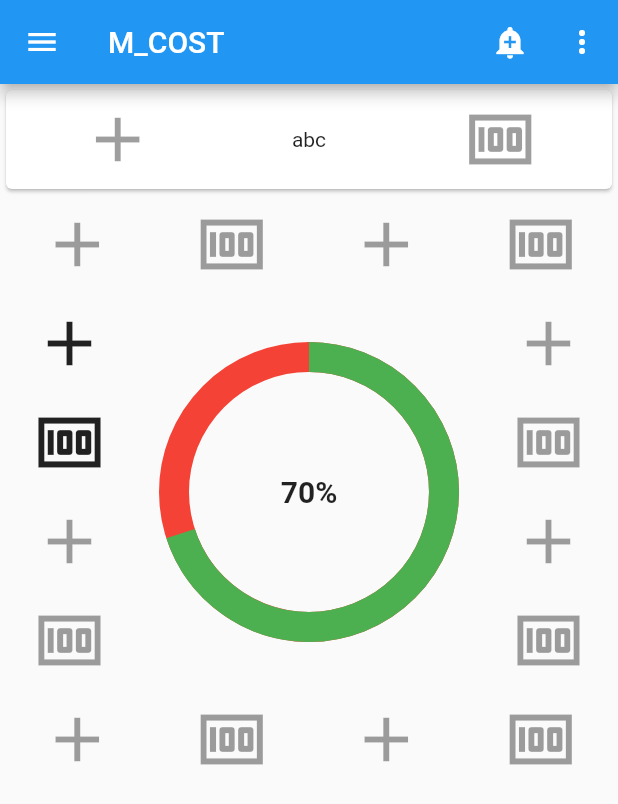
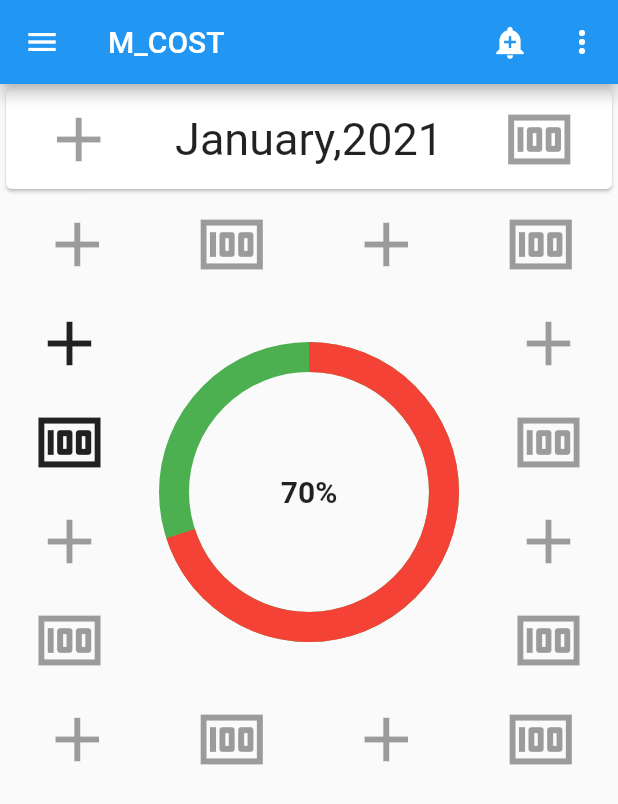
Before and after one commit to Ashik1310102/Month_Cost_Flutter_Practice, a Flutter app: the screen it shows after launch, on a phone screen of 412 x 824 dp. Shown: the top 804 px of the screen. Run offline on Flutter 3.47's test engine with Material 2 defaults, Android fonts, the phone set to English and light mode, and no system bars; drawn by our look-alikes of percent_indicator.

Commit message:
app name changed

```diff
--- a/lib/main.dart
+++ b/lib/main.dart
@@ -1,6 +1,6 @@
+import 'package:flutter/cupertino.dart';
 import 'package:flutter/material.dart';
 import 'package:flutter/widgets.dart';
-import 'package:mycost/TransactionList.dart';
 import 'package:percent_indicator/percent_indicator.dart';
 import './amount_add.dart';
 
@@ -12,7 +12,7 @@ class MyCost extends StatelessWidget{
   @override
   Widget build(BuildContext context) {
     return MaterialApp(
-      title: "My Cost",
+      title: "M_Cost",
       home: MyHomePage(),
     );
   }
@@ -70,7 +70,7 @@ class MyHomePage extends StatelessWidget{
                         icon: const Icon(Icons.add),
                       ),
                       Container(
-                        child: Text("abc"),
+                        child: Text("January,2021", style: TextStyle(fontSize: 30.0,),),
                       ),
                       IconButton(
                         icon: const Icon(Icons.money),
@@ -144,15 +144,15 @@ class MyHomePage extends StatelessWidget{
                     Container(
                       child: new CircularPercentIndicator(
                         animation: true,
-                        backgroundColor: Colors.red,
+                        backgroundColor: Colors.green,
                         radius: 200.0,
                         lineWidth: 20.0,
                         percent: 0.7,
-                        center: new Text(
-                            "70%",
+                        center: new Text("70%",
                           style: new TextStyle(fontWeight: FontWeight.bold, fontSize: 20.0),
+
                         ),
-                        progressColor: Colors.green,
+                        progressColor: Colors.red,
                       ),
                     ),
                     Column(
```
Also changed, not shown: 1 other file.
